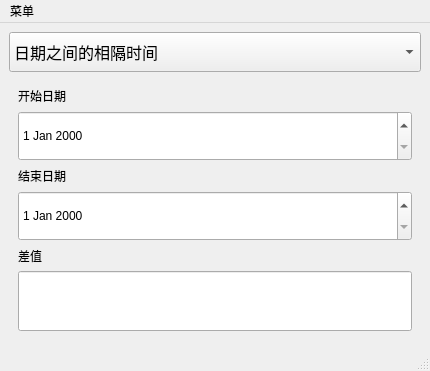
The window that Calculator/date.ui (HarveyLoradom/Code) describes before a commit, drawn with Qt 5.
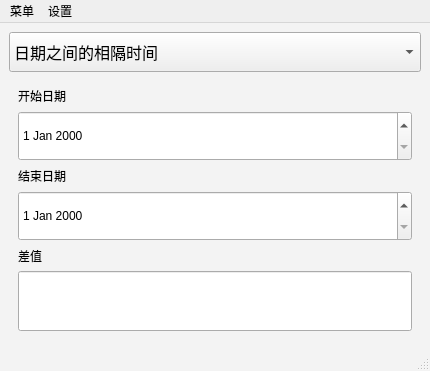
The same window after the commit. The open tabs and pages were chosen to show the change. Icons and pictures are not drawn.

```diff
--- a/Calculator/date.ui
+++ b/Calculator/date.ui
@@ -31,6 +31,19 @@
   <property name="windowTitle">
    <string>计算器</string>
   </property>
+  <property name="styleSheet">
+   <string notr="true"> QMainWindow {
+ background-color: #F3F3F3;
+ color: black; }
+ QPushButton {
+ background-color: #FFFFFF; 
+color: black; 
+font-size:15px;
+border: 1px solid #ccc;
+ border-radius: 4px; }
+ QPushButton:hover { 
+background-color: #F3F3F3; }</string>
+  </property>
   <widget class="QWidget" name="centralwidget">
    <layout class="QGridLayout" name="gridLayout_4">
     <item row="0" column="0">
@@ -327,7 +340,18 @@
     <addaction name="Currency"/>
     <addaction name="Capacity"/>
    </widget>
+   <widget class="QMenu" name="menu_2">
+    <property name="title">
+     <string>设置</string>
+    </property>
+    <addaction name="Theme"/>
+    <addaction name="Background"/>
+    <addaction name="Font"/>
+    <addaction name="FontColor"/>
+    <addaction name="FontBackgroundColor"/>
+   </widget>
    <addaction name="menu"/>
+   <addaction name="menu_2"/>
   </widget>
   <widget class="QStatusBar" name="statusbar"/>
   <action name="Standard">
```
Left out of the diff: 68 changed lines with no effect on the pictures.
